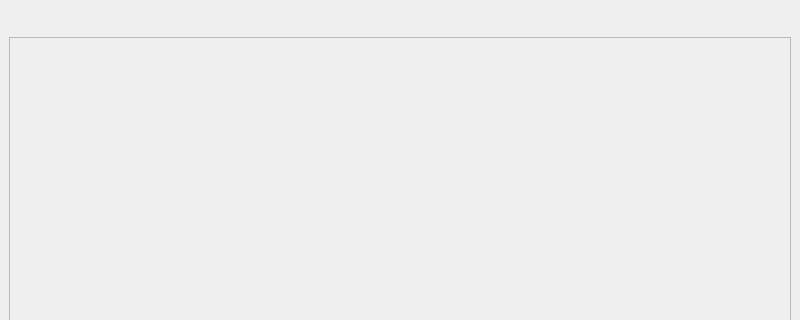
Old version of the form ui/monitorwindow.ui in the repository Open-Typer/ClassMonitor; both pictures show x 0 to 800 and y 0 to 320 of the 800 by 600 pixel window.
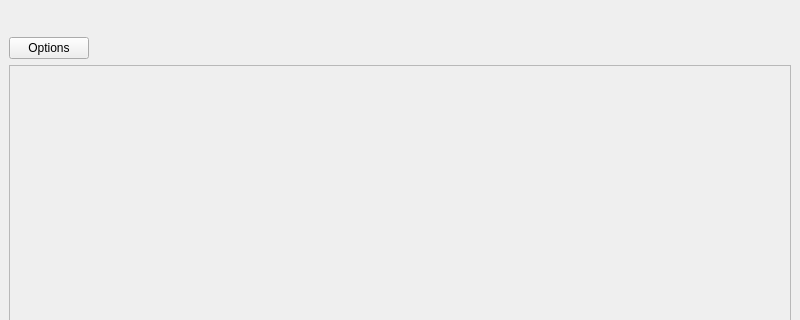
New version of the form. Icons and pictures are not drawn.

Commit message: ui: monitorwindow: Add optionsButton

The edit to the form file:
```diff
--- a/ui/monitorwindow.ui
+++ b/ui/monitorwindow.ui
@@ -15,7 +15,7 @@
   </property>
   <widget class="QWidget" name="centralwidget">
    <layout class="QGridLayout" name="gridLayout">
-    <item row="1" column="0">
+    <item row="2" column="0">
      <widget class="QFrame" name="classControls">
       <property name="sizePolicy">
        <sizepolicy hsizetype="Preferred" vsizetype="Expanding">
@@ -61,7 +61,7 @@
       </property>
      </widget>
     </item>
-    <item row="2" column="0">
+    <item row="3" column="0">
      <widget class="QFrame" name="emptyFrame">
       <property name="sizePolicy">
        <sizepolicy hsizetype="Preferred" vsizetype="Preferred">
@@ -77,6 +77,29 @@
       </property>
      </widget>
     </item>
+    <item row="1" column="0" alignment="Qt::AlignLeft">
+     <widget class="QPushButton" name="optionsButton">
+      <property name="sizePolicy">
+       <sizepolicy hsizetype="Fixed" vsizetype="Fixed">
+        <horstretch>0</horstretch>
+        <verstretch>0</verstretch>
+       </sizepolicy>
+      </property>
+      <property name="text">
+       <string>Options</string>
+      </property>
+      <property name="icon">
+       <iconset resource="../res.qrc">
+        <normaloff>:/res/images/options.png</normaloff>:/res/images/options.png</iconset>
+      </property>
+      <property name="iconSize">
+       <size>
+        <width>22</width>
+        <height>22</height>
+       </size>
+      </property>
+     </widget>
+    </item>
    </layout>
   </widget>
  </widget>
```
Left out of the diff: 4 changed lines with no effect on the pictures.
